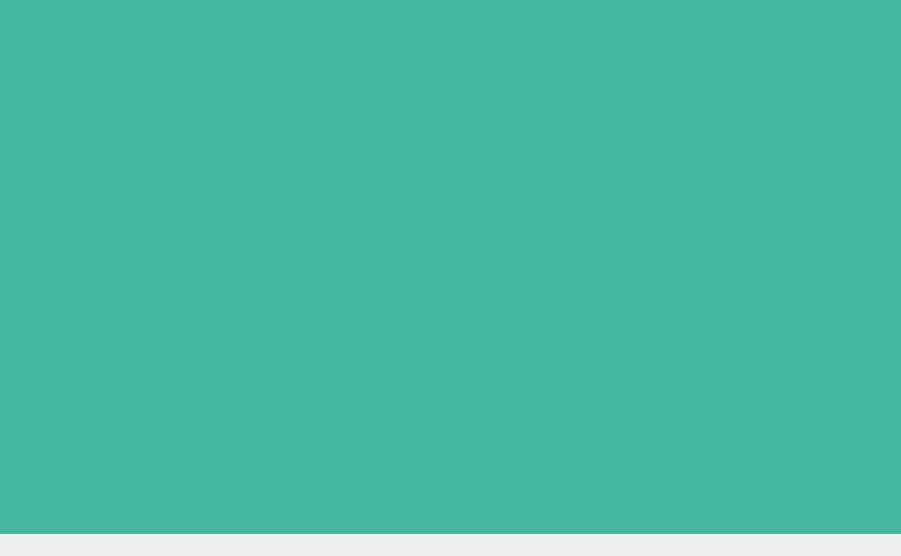
First picture: the form in eco-classroom/ihmecoclassroom.ui, repository bts-lasalle-avignon-projets/eco-classroom-2022, before the edit.
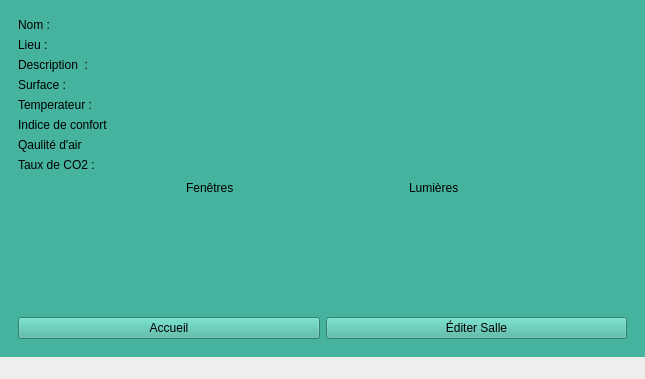
Second picture: the form after the edit. The open tabs and pages were chosen to show the change.

Commit message: ECO22-35 Affichier les informations associaient à chaque salle

```diff
--- a/eco-classroom/ihmecoclassroom.ui
+++ b/eco-classroom/ihmecoclassroom.ui
@@ -6,8 +6,8 @@
    <rect>
     <x>0</x>
     <y>0</y>
-    <width>901</width>
-    <height>556</height>
+    <width>645</width>
+    <height>379</height>
    </rect>
   </property>
   <property name="windowTitle">
@@ -189,7 +189,193 @@
         </item>
        </layout>
       </widget>
-      <widget class="QWidget" name="fenetre2"/>
+      <widget class="QWidget" name="fenetre2">
+       <layout class="QVBoxLayout" name="verticalLayout_4">
+        <item>
+         <layout class="QVBoxLayout" name="verticalLayoutPrincipale">
+          <item>
+           <layout class="QHBoxLayout" name="horizontalLayoutNom">
+            <item>
+             <widget class="QLabel" name="labelNom">
+              <property name="text">
+               <string>Nom :</string>
+              </property>
+             </widget>
+            </item>
+           </layout>
+          </item>
+          <item>
+           <layout class="QHBoxLayout" name="horizontalLayoutLieu">
+            <item>
+             <widget class="QLabel" name="labelLieu">
+              <property name="text">
+               <string>Lieu : </string>
+              </property>
+             </widget>
+            </item>
+           </layout>
+          </item>
+          <item>
+           <layout class="QHBoxLayout" name="horizontalLayoutDescription">
+            <item>
+             <widget class="QLabel" name="labelDescription">
+              <property name="text">
+               <string>Description  :</string>
+              </property>
+             </widget>
+            </item>
+           </layout>
+          </item>
+          <item>
+           <layout class="QHBoxLayout" name="horizontalLayoutSurface">
+            <item>
+             <widget class="QLabel" name="labelSurface">
+              <property name="text">
+               <string>Surface :</string>
+              </property>
+             </widget>
+            </item>
+           </layout>
+          </item>
+          <item>
+           <layout class="QHBoxLayout" name="horizontalLayoutTemperateur">
+            <item>
+             <widget class="QLabel" name="labelTemperateur">
+              <property name="text">
+               <string>Temperateur : </string>
+              </property>
+             </widget>
+            </item>
+           </layout>
+          </item>
+          <item>
+           <layout class="QHBoxLayout" name="horizontalLayoutConfort">
+            <item>
+             <widget class="QLabel" name="labelIndicDeConfort">
+              <property name="text">
+               <string>Indice de confort</string>
+              </property>
+             </widget>
+            </item>
+           </layout>
+          </item>
+          <item>
+           <layout class="QHBoxLayout" name="horizontalLayoutAir">
+            <item>
+             <widget class="QLabel" name="labelAir">
+              <property name="text">
+               <string>Qaulité d'air</string>
+              </property>
+             </widget>
+            </item>
+           </layout>
+          </item>
+          <item>
+           <layout class="QHBoxLayout" name="horizontalLayoutTaux">
+            <item>
+             <widget class="QLabel" name="labelCo2">
+              <property name="text">
+               <string>Taux de CO2 : </string>
+              </property>
+             </widget>
+            </item>
+           </layout>
+          </item>
+          <item>
+           <layout class="QHBoxLayout" name="horizontalLayoutEtat">
+            <item>
+             <spacer name="horizontalSpacer_4">
+              <property name="orientation">
+               <enum>Qt::Horizontal</enum>
+              </property>
+              <property name="sizeHint" stdset="0">
+               <size>
+                <width>40</width>
+                <height>20</height>
+               </size>
+              </property>
+             </spacer>
+            </item>
+            <item>
+             <widget class="QLabel" name="labelFenetres">
+              <property name="text">
+               <string>Fenêtres</string>
+              </property>
+             </widget>
+            </item>
+            <item>
+             <spacer name="horizontalSpacer_5">
+              <property name="orientation">
+               <enum>Qt::Horizontal</enum>
+              </property>
+              <property name="sizeHint" stdset="0">
+               <size>
+                <width>40</width>
+                <height>20</height>
+               </size>
+              </property>
+             </spacer>
+            </item>
+            <item>
+             <widget class="QLabel" name="labelLumieres">
+              <property name="text">
+               <string>Lumières</string>
+              </property>
+             </widget>
+            </item>
+            <item>
+             <spacer name="horizontalSpacer_6">
+              <property name="orientation">
+               <enum>Qt::Horizontal</enum>
+              </property>
+              <property name="sizeHint" stdset="0">
+               <size>
+                <width>40</width>
+                <height>20</height>
+               </size>
+              </property>
+             </spacer>
+            </item>
+           </layout>
+          </item>
+          <item>
+           <layout class="QHBoxLayout" name="horizontalLayout"/>
+          </item>
+          <item>
+           <spacer name="verticalSpacer">
+            <property name="orientation">
+             <enum>Qt::Vertical</enum>
+            </property>
+            <property name="sizeHint" stdset="0">
+             <size>
+              <width>20</width>
+              <height>40</height>
+             </size>
+            </property>
+           </spacer>
+          </item>
+          <item>
+           <layout class="QHBoxLayout" name="horizontalLayoutButton">
+            <item>
+             <widget class="QPushButton" name="buttonAccueil">
+              <property name="text">
+               <string>Accueil</string>
+              </property>
+             </widget>
+            </item>
+            <item>
+             <widget class="QPushButton" name="buttonEditer">
+              <property name="text">
+               <string>Éditer Salle</string>
+              </property>
+             </widget>
+            </item>
+           </layout>
+          </item>
+         </layout>
+        </item>
+       </layout>
+      </widget>
      </widget>
     </item>
    </layout>
```
Left out of the diff: 2 changed lines with no effect on the pictures. The commit also changes 3 other files.
